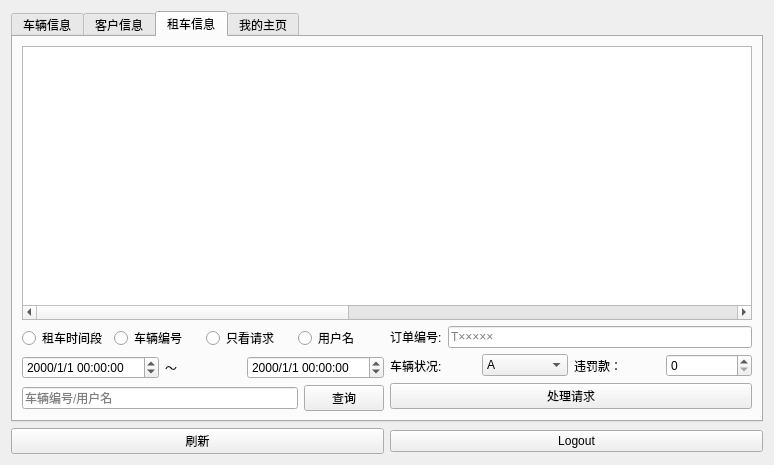
Old version of the form database/CarRent2/workerlogin.ui in the repository iyuge2/hust-mylab.
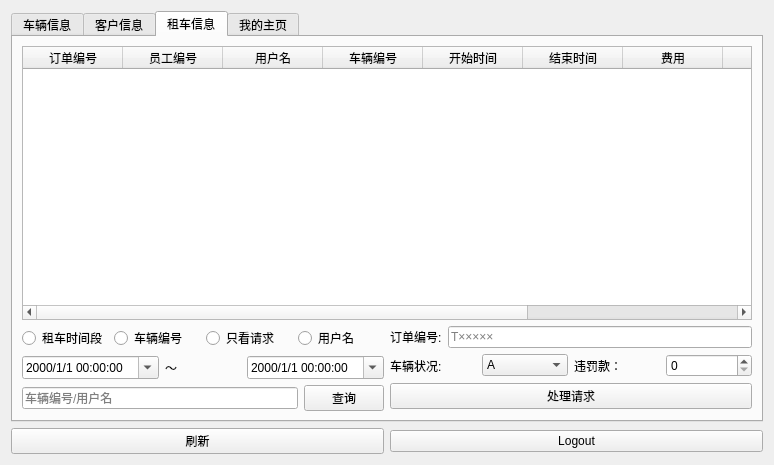
New version of the form. The open tabs and pages were chosen to show the change.

```diff
--- a/database/CarRent2/workerlogin.ui
+++ b/database/CarRent2/workerlogin.ui
@@ -278,54 +278,68 @@
       <layout class="QVBoxLayout" name="verticalLayout_4">
        <item>
         <widget class="QTableWidget" name="tableWidget_8">
-         <property name="autoFillBackground">
-          <bool>true</bool>
-         </property>
-         <property name="sizeAdjustPolicy">
-          <enum>QAbstractScrollArea::AdjustIgnored</enum>
-         </property>
-         <property name="editTriggers">
-          <set>QAbstractItemView::NoEditTriggers</set>
-         </property>
-         <property name="alternatingRowColors">
-          <bool>true</bool>
-         </property>
          <property name="selectionMode">
           <enum>QAbstractItemView::SingleSelection</enum>
          </property>
          <property name="selectionBehavior">
           <enum>QAbstractItemView::SelectRows</enum>
          </property>
-         <property name="showGrid">
-          <bool>true</bool>
-         </property>
-         <property name="columnCount">
-          <number>9</number>
-         </property>
-         <attribute name="horizontalHeaderVisible">
-          <bool>false</bool>
-         </attribute>
-         <attribute name="horizontalHeaderCascadingSectionResizes">
-          <bool>true</bool>
-         </attribute>
-         <attribute name="horizontalHeaderDefaultSectionSize">
-          <number>150</number>
-         </attribute>
          <attribute name="horizontalHeaderHighlightSections">
           <bool>false</bool>
          </attribute>
          <attribute name="horizontalHeaderStretchLastSection">
           <bool>true</bool>
          </attribute>
-         <column/>
-         <column/>
-         <column/>
-         <column/>
-         <column/>
-         <column/>
-         <column/>
-         <column/>
-         <column/>
+         <column>
+          <property name="text">
+           <string>订单编号</string>
+          </property>
+         </column>
+         <column>
+          <property name="text">
+           <string>员工编号</string>
+          </property>
+         </column>
+         <column>
+          <property name="text">
+           <string>用户名</string>
+          </property>
+         </column>
+         <column>
+          <property name="text">
+           <string>车辆编号</string>
+          </property>
+         </column>
+         <column>
+          <property name="text">
+           <string>开始时间</string>
+          </property>
+         </column>
+         <column>
+          <property name="text">
+           <string>结束时间</string>
+          </property>
+         </column>
+         <column>
+          <property name="text">
+           <string>费用</string>
+          </property>
+         </column>
+         <column>
+          <property name="text">
+           <string>违罚款</string>
+          </property>
+         </column>
+         <column>
+          <property name="text">
+           <string>总费用</string>
+          </property>
+         </column>
+         <column>
+          <property name="text">
+           <string>车辆使用情况评定</string>
+          </property>
+         </column>
         </widget>
        </item>
        <item>
@@ -371,6 +385,9 @@
                <property name="displayFormat">
                 <string>yyyy/M/d hh:mm:ss</string>
                </property>
+               <property name="calendarPopup">
+                <bool>true</bool>
+               </property>
               </widget>
              </item>
              <item>
@@ -385,6 +402,9 @@
                <property name="displayFormat">
                 <string>yyyy/M/d hh:mm:ss</string>
                </property>
+               <property name="calendarPopup">
+                <bool>true</bool>
+               </property>
               </widget>
              </item>
             </layout>
```
Left out of the diff: 152 changed lines with no effect on the pictures.
